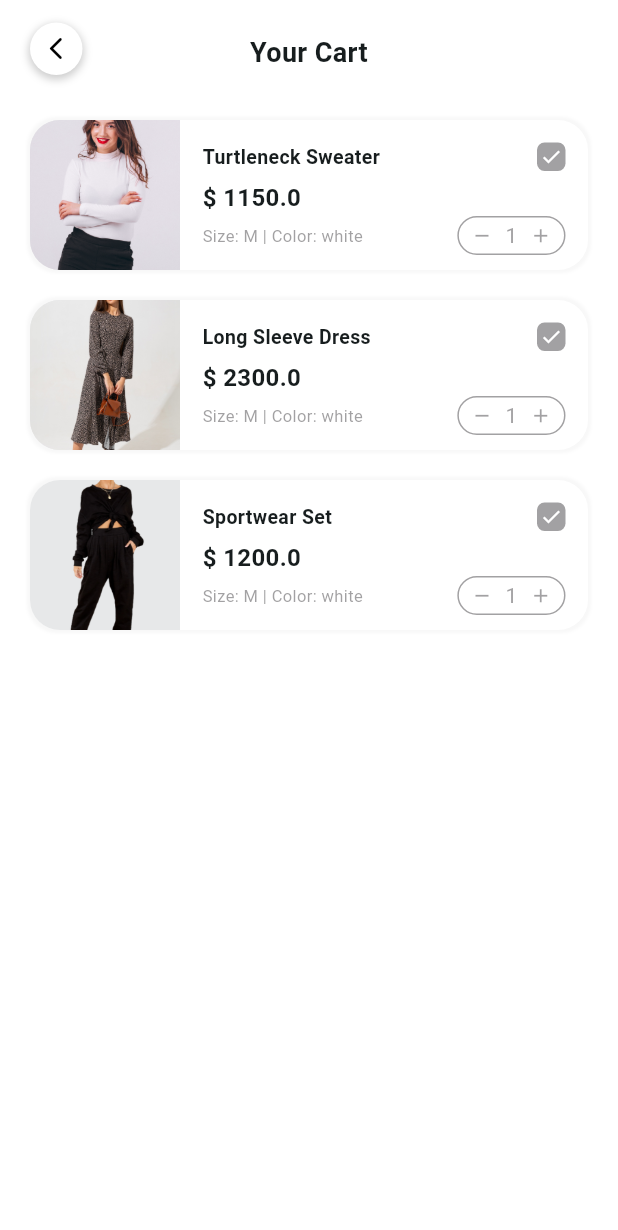
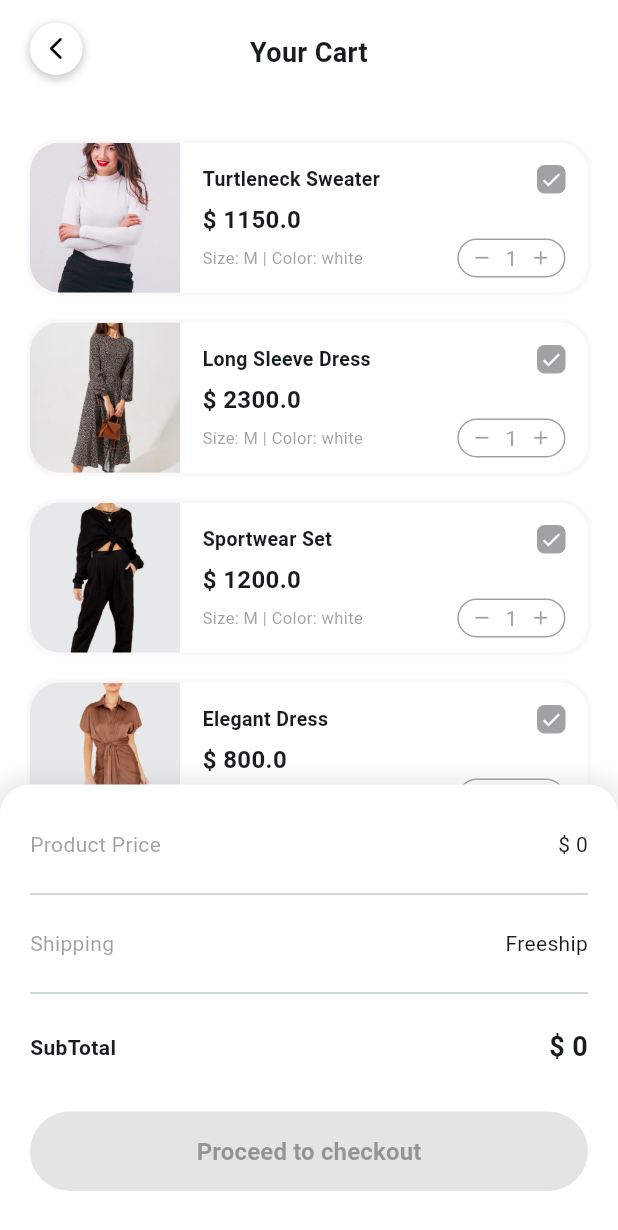
Before and after one commit to hupptechnologies/flutter-shopping-store, a Flutter app: the CartView screen opened by its route, on a phone screen of 412 x 824 dp. Shown: the top 1230 px of the screen. Run offline on Flutter 3.47's test engine with Material 3 defaults, Android fonts, the phone set to English and light mode, and no system bars; our stand-ins replace carousel_slider, cookie_jar, custom_rating_bar, dio, dio_cookie_manager, flutter_svg and 2 more.

Commit message:
UI - proceed to checkout section for cart screen

```diff
--- a/lib/screens/cart/controller/cart_controller.dart
+++ b/lib/screens/cart/controller/cart_controller.dart
@@ -5,6 +5,7 @@ import 'package:get/get.dart';
 class CartController extends GetxController {
   late RxList<ProductDto> carts;
   late RxSet<int> selectingCart;
+  late RxInt productPrice = 0.obs;
 
   @override
   void onInit() {
@@ -14,7 +15,7 @@ class CartController extends GetxController {
   }
 
   void findCart() {
-    final result = productDtoFromJson(DummyData.productList).sublist(0, 3);
+    final result = productDtoFromJson(DummyData.productList).sublist(0, 4);
     carts = RxList<ProductDto>(result);
   }
 
@@ -24,6 +25,20 @@ class CartController extends GetxController {
     } else {
       selectingCart.add(id);
     }
+    sumProductPrice();
+  }
+
+  void sumProductPrice() {
+    final total = carts
+        .where((item) => selectingCart.contains(item.id))
+        .map((item) => item.discountPrice ?? 0)
+        .fold(0.0, (sum, price) => sum + price);
+
+    productPrice.value = total.toInt();
+  }
+
+  void proceedToCheckout() {
+    print('object');
   }
 
   void incrementDecrementQuantity(int id, bool isIncrement) {
--- a/lib/screens/cart/view/cart_view.dart
+++ b/lib/screens/cart/view/cart_view.dart
@@ -1,3 +1,4 @@
+import 'package:e_commerce/common/constant/app_colors.dart';
 import 'package:e_commerce/common/constant/margin_padding.dart';
 import 'package:e_commerce/data/product/product.dart';
 import 'package:e_commerce/screens/cart/controller/cart_controller.dart';
@@ -13,26 +14,32 @@ class CartView extends GetView<CartController> {
   Widget build(BuildContext context) {
     return Scaffold(
       body: SafeArea(
-        child: Padding(
-          padding: EdgeInsets.symmetric(
-            horizontal: MarginPadding.homeHorPadding,
-            vertical: MarginPadding.homeTopPadding,
-          ),
         child: Column(
           mainAxisAlignment: MainAxisAlignment.start,
           children: [
             backButtonOrTitle(),
             const SizedBox(height: 20),
+            Expanded(
+              child: Column(
+                children: [
                   cartListWidget(),
+                  proceedToCheckoutWidget(),
                 ],
               ),
+            ),
+          ],
         ),
       ),
     );
   }
 
   Widget backButtonOrTitle() {
-    return const Stack(
+    return Padding(
+      padding: EdgeInsets.symmetric(
+        horizontal: MarginPadding.homeHorPadding,
+        vertical: MarginPadding.homeTopPadding,
+      ),
+      child: const Stack(
         children: [
           BuildBackButton(),
           Padding(
@@ -49,6 +56,7 @@ class CartView extends GetView<CartController> {
             ),
           ),
         ],
+      ),
     );
   }
 
@@ -59,6 +67,9 @@ class CartView extends GetView<CartController> {
           () => ListView.builder(
               itemCount: controller.carts.length,
               shrinkWrap: true,
+              padding: EdgeInsets.symmetric(
+                horizontal: MarginPadding.homeHorPadding,
+              ),
               physics: const NeverScrollableScrollPhysics(),
               itemBuilder: (context, index) {
                 final ProductDto item = controller.carts[index];
@@ -79,4 +90,106 @@ class CartView extends GetView<CartController> {
       ),
     );
   }
+
+  Widget proceedToCheckoutWidget() {
+    return Container(
+      padding: EdgeInsets.symmetric(
+        vertical: MarginPadding.homeTopPadding,
+        horizontal: MarginPadding.homeHorPadding,
+      ),
+      margin: EdgeInsets.zero,
+      width: double.infinity,
+      decoration: BoxDecoration(
+        color: Colors.white,
+        boxShadow: [
+          BoxShadow(
+            color: Colors.grey.withOpacity(0.2),
+            blurRadius: 10,
+            spreadRadius: 5,
+          ),
+        ],
+        borderRadius: const BorderRadius.only(
+          topLeft: Radius.circular(20),
+          topRight: Radius.circular(20),
+        ),
+      ),
+      child: Column(
+        children: [
+          Obx(
+            () => titleWithPriceWidget(
+                title: 'Product Price',
+                price: '\$ ${controller.productPrice.value.toString()}'),
+          ),
+          const Divider(),
+          titleWithPriceWidget(title: 'Shipping', price: 'Freeship'),
+          const Divider(),
+          Obx(
+            () => titleWithPriceWidget(
+              title: 'SubTotal',
+              price: '\$ ${controller.productPrice.value.toString()}',
+              isTotalWidget: true,
+            ),
+          ),
+          Padding(
+            padding: const EdgeInsets.symmetric(vertical: 15),
+            child: Obx(
+              () => SizedBox(
+                width: double.infinity,
+                child: ElevatedButton(
+                  onPressed: controller.selectingCart.isNotEmpty
+                      ? controller.proceedToCheckout
+                      : null,
+                  style: ElevatedButton.styleFrom(
+                    backgroundColor: AppColors.darkGray,
+                    padding: const EdgeInsets.symmetric(vertical: 15),
+                    splashFactory: NoSplash.splashFactory,
+                  ),
+                  child: Text(
+                    'Proceed to checkout',
+                    style: TextStyle(
+                      color: controller.selectingCart.isEmpty
+                          ? AppColors.dartGratWithOpaity5
+                          : Colors.white,
+                      fontSize: 16,
+                      fontWeight: FontWeight.bold,
+                    ),
+                  ),
+                ),
+              ),
+            ),
+          ),
+        ],
+      ),
+    );
   }
+
+  Widget titleWithPriceWidget({
+    required String title,
+    required String price,
+    bool isTotalWidget = false,
+  }) {
+    return Padding(
+      padding: const EdgeInsets.symmetric(vertical: 15),
+      child: Row(
+        mainAxisAlignment: MainAxisAlignment.spaceBetween,
+        children: [
+          Text(
+            title,
+            style: TextStyle(
+              color: !isTotalWidget ? AppColors.dartGratWithOpaity5 : null,
+              fontSize: 14,
+              fontWeight: isTotalWidget ? FontWeight.bold : null,
+            ),
+          ),
+          Text(
+            price,
+            style: TextStyle(
+              fontSize: isTotalWidget ? 18 : 14,
+              fontWeight: isTotalWidget ? FontWeight.bold : null,
+            ),
+          )
+        ],
+      ),
+    );
+  }
+}
```
Lines whose indentation alone changed are shown as unchanged.
